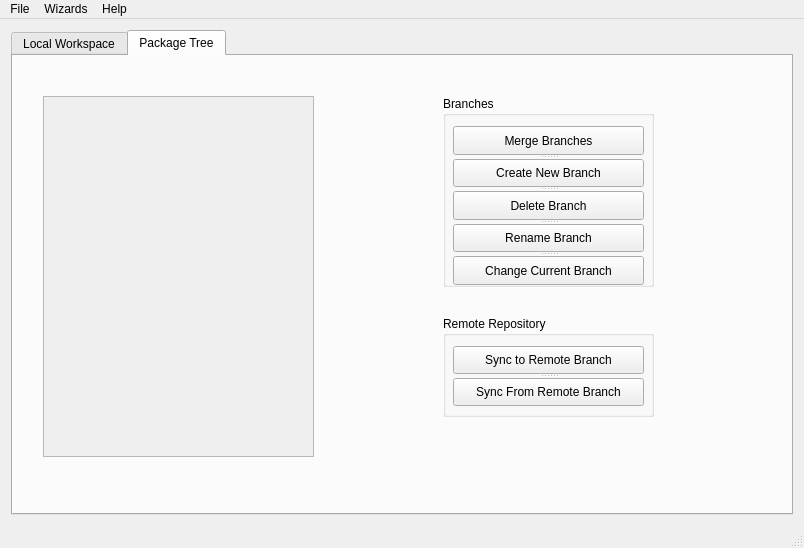
First picture: the form in mainwindow.ui, repository jgm/gitit, before the edit.
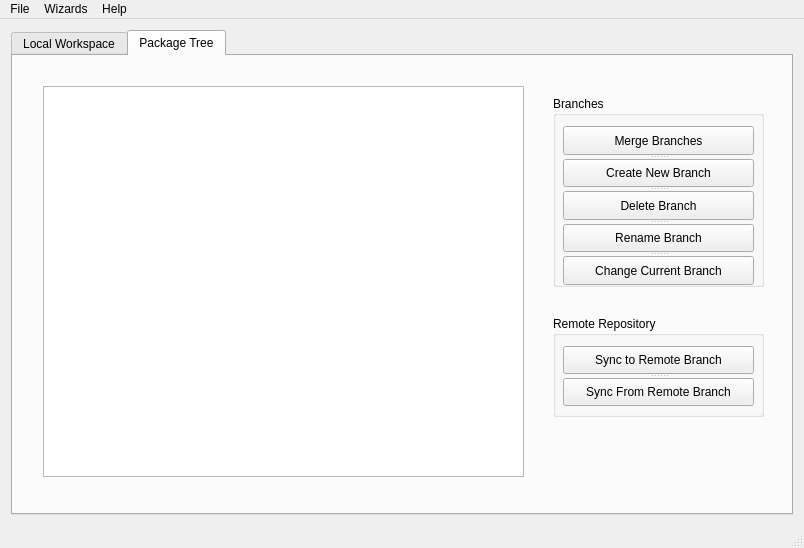
Second picture: the form after the edit. The open tabs and pages were chosen to show the change. Icons and pictures are not drawn.

Diff of the .ui file:
```diff
--- a/mainwindow.ui
+++ b/mainwindow.ui
@@ -244,33 +244,10 @@
          <attribute name="title">
           <string>Package Tree</string>
          </attribute>
-         <widget class="QScrollArea" name="scrollArea">
-          <property name="geometry">
-           <rect>
-            <x>30</x>
-            <y>40</y>
-            <width>271</width>
-            <height>361</height>
-           </rect>
-          </property>
-          <property name="widgetResizable">
-           <bool>true</bool>
-          </property>
-          <widget class="QWidget" name="scrollAreaWidgetContents">
-           <property name="geometry">
-            <rect>
-             <x>0</x>
-             <y>0</y>
-             <width>269</width>
-             <height>359</height>
-            </rect>
-           </property>
-          </widget>
-         </widget>
          <widget class="QGroupBox" name="groupBox">
           <property name="geometry">
            <rect>
-            <x>430</x>
+            <x>540</x>
             <y>40</y>
             <width>211</width>
             <height>191</height>
@@ -321,7 +298,7 @@
          <widget class="QGroupBox" name="groupBox_2">
           <property name="geometry">
            <rect>
-            <x>430</x>
+            <x>540</x>
             <y>260</y>
             <width>211</width>
             <height>101</height>
@@ -354,6 +331,16 @@
            </widget>
           </widget>
          </widget>
+         <widget class="QPlainTextEdit" name="gitLogTextEdit">
+          <property name="geometry">
+           <rect>
+            <x>30</x>
+            <y>30</y>
+            <width>481</width>
+            <height>391</height>
+           </rect>
+          </property>
+         </widget>
         </widget>
        </widget>
       </item>
```
Left out of the diff: 7 changed lines with no effect on the pictures.
